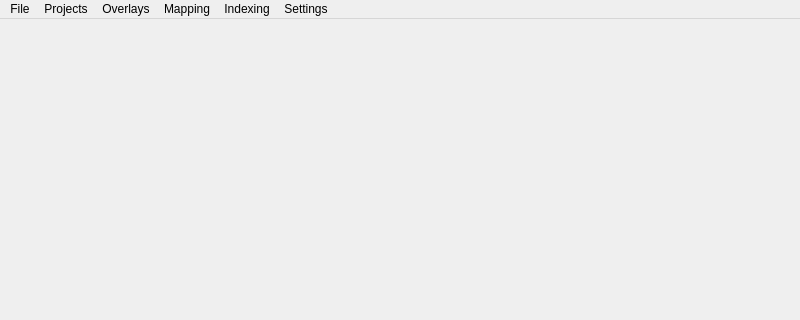
Before: the Qt Designer form polylaue/ui/resources/ui/main_window.ui in PolyLaue/PolyLaue, drawn with Qt 5; both pictures show x 0 to 800 and y 0 to 320 of the 800 by 600 pixel window.
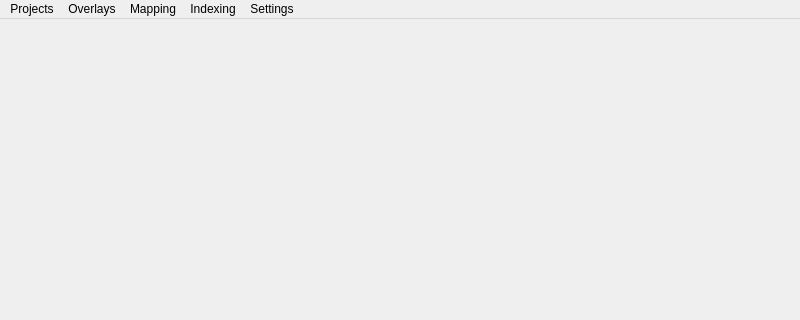
After: the same form once the commit is applied.

Diff of the .ui file:
```diff
--- a/polylaue/ui/resources/ui/main_window.ui
+++ b/polylaue/ui/resources/ui/main_window.ui
@@ -45,12 +45,6 @@
      <height>26</height>
     </rect>
    </property>
-   <widget class="QMenu" name="menu_file">
-    <property name="title">
-     <string>File</string>
-    </property>
-    <addaction name="action_open_series"/>
-   </widget>
    <widget class="QMenu" name="menu_projects">
     <property name="title">
      <string>Projects</string>
@@ -81,7 +75,6 @@
     </property>
     <addaction name="action_apply_background_subtraction"/>
    </widget>
-   <addaction name="menu_file"/>
    <addaction name="menu_projects"/>
    <addaction name="menu_overlays"/>
    <addaction name="menu_mapping"/>
```
